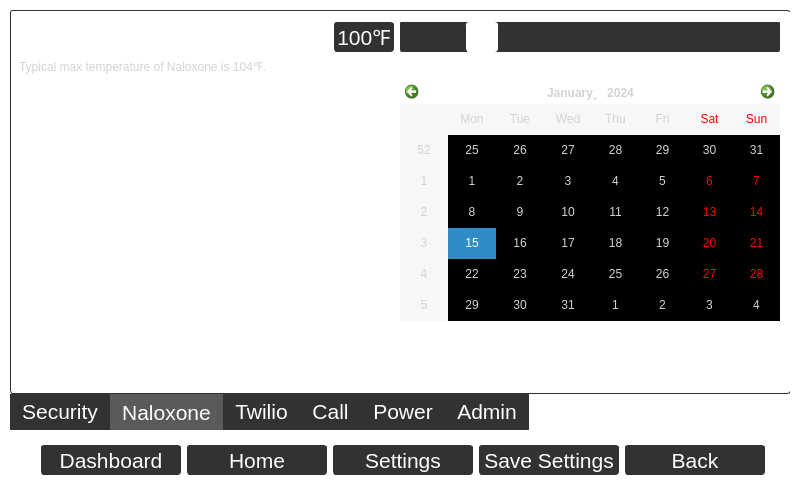
This is oobe_qt/door_close_window.ui in zyl120/Naloxone_Safety_Kit as Qt 5 draws it before an edit. The edited form follows.
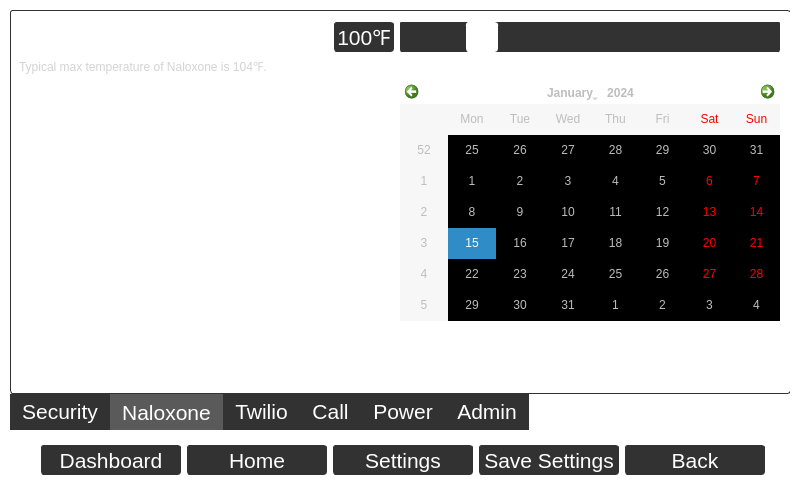
This is the edited form.

What changed in the file:
```diff
--- a/oobe_qt/door_close_window.ui
+++ b/oobe_qt/door_close_window.ui
@@ -2244,7 +2244,7 @@
                    </size>
                   </property>
                   <property name="styleSheet">
-                   <string notr="true">color:lightgrey</string>
+                   <string notr="true">color:rgb(189, 189, 189)</string>
                   </property>
                  </widget>
                 </item>
```
